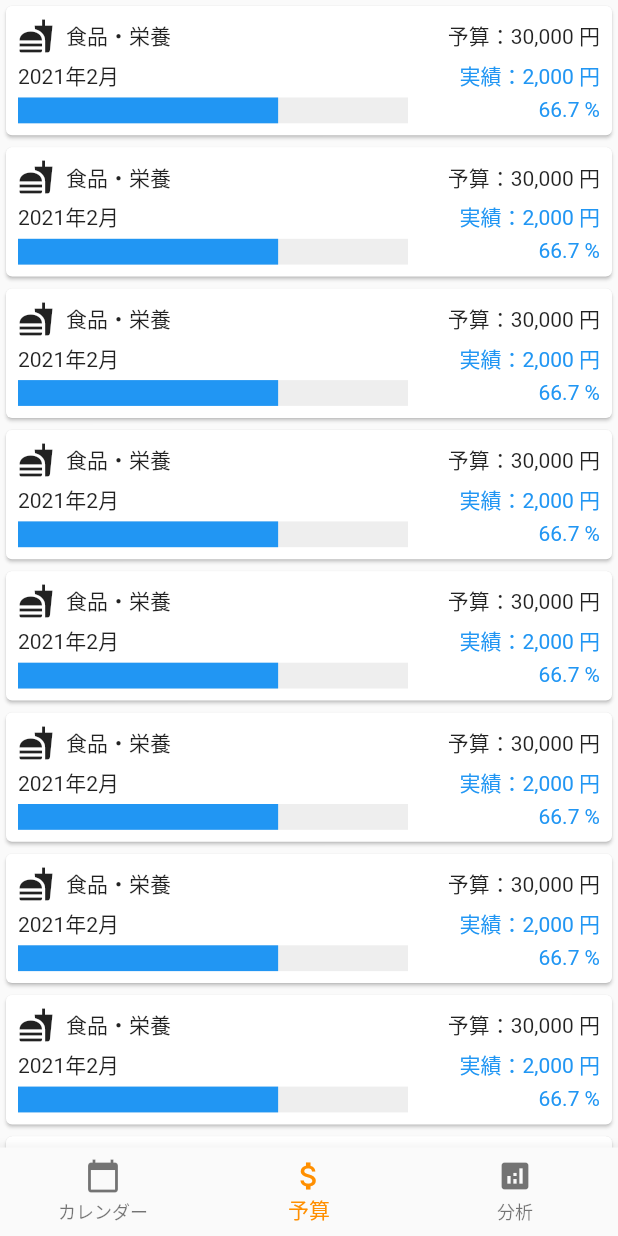
After one commit to KosukeSaigusa/flutter-sqflite-practice, a Flutter app: the screen it shows after launch, item 2 of the bottom bar chosen, on a phone screen of 412 x 824 dp. The commit adds this screen. Run offline on Flutter 3.47's test engine with Material 2 defaults, Android fonts, the phone set to English and light mode, and no system bars; our stand-ins replace keyboard_actions, sqflite; accounts and stored records are empty.

Commit message:
feat: implemented budget page (hard-coded yet)

```diff
--- /dev/null
+++ b/lib/presentation/budget/budget_model.dart
@@ -0,0 +1,5 @@
+import 'package:flutter/material.dart';
+
+class BudgetModel extends ChangeNotifier {
+  BudgetModel() {}
+}
--- /dev/null
+++ b/lib/presentation/budget/budget_page.dart
@@ -0,0 +1,150 @@
+import 'package:flutter/material.dart';
+import 'package:flutter_sqflite_practice/common/appbar.dart';
+import 'package:flutter_sqflite_practice/common/constants.dart';
+import 'package:flutter_sqflite_practice/presentation/budget/budget_model.dart';
+import 'package:provider/provider.dart';
+
+class BudgetPage extends StatelessWidget {
+  @override
+  Widget build(BuildContext context) {
+    final _displayWidth = MediaQuery.of(context).size.width;
+    final _displayHeight = MediaQuery.of(context).size.height;
+    const _paddingWidth = 8.0;
+    const _rowMargin = 4.0;
+    const _rightTextAreaWidth = 120.0;
+    final _percentageBarWidth =
+        _displayWidth - (_paddingWidth * 4 + _rightTextAreaWidth);
+    const _percentageBarHeight = 17.2;
+    return Scaffold(
+      appBar: customAppBar,
+      body: ChangeNotifierProvider<BudgetModel>(
+        create: (_) => BudgetModel(),
+        child: Consumer<BudgetModel>(
+          builder: (context, model, child) {
+            return SingleChildScrollView(
+              child: Column(
+                children: [
+                  for (int i = 0; i < 10; i++)
+                    Card(
+                      child: Container(
+                        padding: EdgeInsets.only(
+                          top: _paddingWidth,
+                          bottom: _paddingWidth,
+                        ),
+                        child: Column(
+                          crossAxisAlignment: CrossAxisAlignment.start,
+                          children: [
+                            Row(
+                              children: [
+                                SizedBox(
+                                  width: _paddingWidth,
+                                ),
+                                Icon(Icons.fastfood),
+                                SizedBox(
+                                  width: _paddingWidth,
+                                ),
+                                Text('食品・栄養'),
+                                Expanded(
+                                  child: Container(),
+                                ),
+                                Container(
+                                  width: _rightTextAreaWidth,
+                                  child: Text(
+                                    '予算：30,000 円',
+                                    textAlign: TextAlign.right,
+                                    overflow: TextOverflow.ellipsis,
+                                  ),
+                                ),
+                                SizedBox(
+                                  width: _paddingWidth,
+                                ),
+                              ],
+                            ),
+                            SizedBox(
+                              height: _rowMargin,
+                            ),
+                            Row(
+                              children: [
+                                SizedBox(
+                                  width: _paddingWidth,
+                                ),
+                                Text(
+                                  '2021年2月',
+                                ),
+                                Expanded(
+                                  child: Container(),
+                                ),
+                                Container(
+                                  width: _rightTextAreaWidth,
+                                  child: Text(
+                                    '実績：2,000 円',
+                                    textAlign: TextAlign.right,
+                                    overflow: TextOverflow.ellipsis,
+                                    style: TextStyle(
+                                      color: Colors.blue,
+                                    ),
+                                  ),
+                                ),
+                                SizedBox(
+                                  width: _paddingWidth,
+                                ),
+                              ],
+                            ),
+                            SizedBox(
+                              height: _rowMargin,
+                            ),
+                            Row(
+                              crossAxisAlignment: CrossAxisAlignment.start,
+                              children: [
+                                SizedBox(
+                                  width: _paddingWidth,
+                                ),
+                                Container(
+                                  color: greyColor,
+                                  width: _percentageBarWidth,
+                                  height: _percentageBarHeight,
+                                  child: Row(
+                                    mainAxisAlignment: MainAxisAlignment.start,
+                                    children: [
+                                      Container(
+                                        color: Colors.blue,
+                                        width: _percentageBarWidth * 0.667,
+                                      ),
+                                    ],
+                                  ),
+                                ),
+                                Expanded(
+                                  child: Container(),
+                                ),
+                                SizedBox(
+                                  width: _paddingWidth,
+                                ),
+                                Container(
+                                  width: _rightTextAreaWidth,
+                                  child: Text(
+                                    '66.7 %',
+                                    textAlign: TextAlign.right,
+                                    overflow: TextOverflow.ellipsis,
+                                    style: TextStyle(
+                                      color: Colors.blue,
+                                    ),
+                                  ),
+                                ),
+                                SizedBox(
+                                  width: _paddingWidth,
+                                ),
+                              ],
+                            ),
+                          ],
+                        ),
+                      ),
+                    ),
+                ],
+              ),
+            );
+          },
+        ),
+      ),
+    );
+  }
+}
--- a/lib/presentation/top/top_page.dart
+++ b/lib/presentation/top/top_page.dart
@@ -1,4 +1,5 @@
 import 'package:flutter/material.dart';
+import 'package:flutter_sqflite_practice/presentation/budget/budget_page.dart';
 import 'package:flutter_sqflite_practice/presentation/calendar/calendar_page.dart';
 import 'package:flutter_sqflite_practice/presentation/top/top_model.dart';
 import 'package:provider/provider.dart';
@@ -43,7 +44,7 @@ class TopPage extends StatelessWidget {
     return Stack(
       children: <Widget>[
         _tabPage(currentIndex, 0, CalendarPage()),
-        _tabPage(currentIndex, 1, CalendarPage()),
+        _tabPage(currentIndex, 1, BudgetPage()),
         _tabPage(currentIndex, 2, CalendarPage()),
       ],
     );
```
